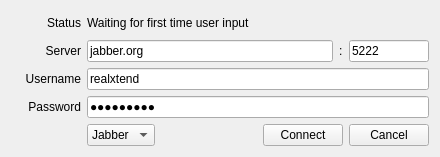
Above: bin/data/ui/communications_login.ui from realXtend/tundra before the change. Below: the same form after it.
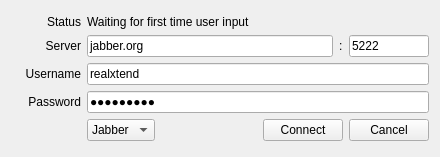
That is the form after the change.

Commit message: * New .ui files, more dynamic with layouts * New UI logic for starting chat with friend from contactlist

Diff of the .ui file:
```diff
--- a/bin/data/ui/communications_login.ui
+++ b/bin/data/ui/communications_login.ui
@@ -10,12 +10,6 @@
     <height>157</height>
    </rect>
   </property>
-  <property name="sizePolicy">
-   <sizepolicy hsizetype="Fixed" vsizetype="Fixed">
-    <horstretch>0</horstretch>
-    <verstretch>0</verstretch>
-   </sizepolicy>
-  </property>
   <property name="minimumSize">
    <size>
     <width>440</width>
@@ -38,6 +32,12 @@
       <layout class="QHBoxLayout" name="horizontalLayout_5">
        <item>
         <widget class="QLabel" name="label_Statustitle">
+         <property name="sizePolicy">
+          <sizepolicy hsizetype="Preferred" vsizetype="Fixed">
+           <horstretch>0</horstretch>
+           <verstretch>0</verstretch>
+          </sizepolicy>
+         </property>
          <property name="minimumSize">
           <size>
            <width>70</width>
@@ -55,7 +55,7 @@
        <item>
         <widget class="QLabel" name="label_Status">
          <property name="sizePolicy">
-          <sizepolicy hsizetype="Expanding" vsizetype="Preferred">
+          <sizepolicy hsizetype="Expanding" vsizetype="Fixed">
            <horstretch>0</horstretch>
            <verstretch>0</verstretch>
           </sizepolicy>
```
The commit also changes 3 other files.
